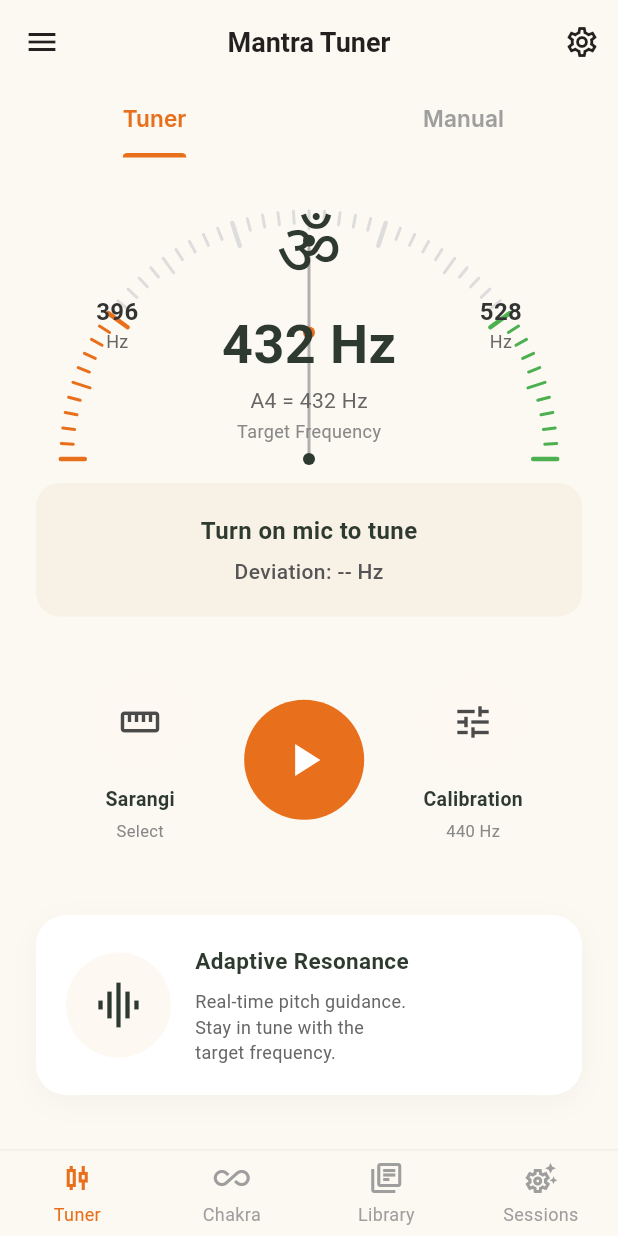
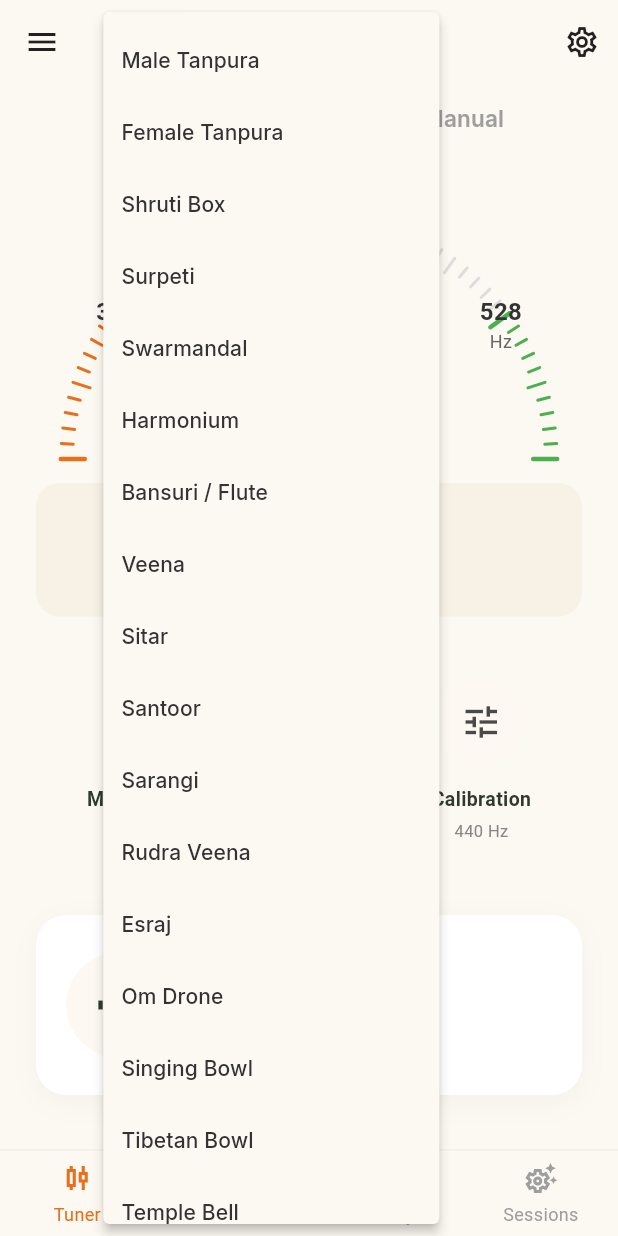
Before and after one commit to amittiwari2236/myapp, a Flutter app: the screen it shows after launch, scrolled down 154 dp, after a tap on the "music note" icon, on a phone screen of 412 x 824 dp. Run offline on Flutter 3.47's test engine with Material 3 defaults, Android fonts, the phone set to English and light mode, and no system bars; our stand-ins replace fl_chart, flutter_riverpod, google_fonts, hive_flutter, just_audio, permission_handler; missing offline and left inert: dart:js_interop, pitch_detector_dart, record, sound_generator; accounts and stored records are empty.

Commit message:
Implement full instrument functionality, continuous looping, and scale system

```diff
--- a/lib/core/services/instrument_service.dart
+++ b/lib/core/services/instrument_service.dart
@@ -4,35 +4,83 @@ import 'package:just_audio/just_audio.dart';
 class InstrumentService {
   final Map<String, AudioPlayer> _players = {};
 
-  // Base frequencies guaranteed to create perfect 10-second integer cycles
   final Map<String, double> _baseFreqs = {
-    'tanpura': 100.0,
-    'sarangi': 200.0,
-    'root': 100.0,
-    'sacral': 200.0,
-    'solar_plexus': 300.0,
-    'heart': 400.0,
-    'throat': 500.0,
-    'third_eye': 600.0,
-    'crown': 700.0,
+    'male_tanpura': 130.81,
+    'female_tanpura': 261.63,
+    'shruti_box': 130.81,
+    'surpeti': 261.63,
+    'swarmandal': 261.63,
+    'harmonium': 130.81,
+    'bansuri': 261.63,
+    'veena': 130.81,
+    'sitar': 130.81,
+    'santoor': 261.63,
+    'sarangi': 130.81,
+    'rudra_veena': 65.41,
+    'esraj': 130.81,
+    'om_drone': 130.81,
+    'singing_bowl': 261.63,
+    'tibetan_bowl': 130.81,
+    'temple_bell': 523.25,
+    'soft_bell': 523.25,
+    'shankha': 261.63,
+    'mantra_drone': 130.81,
+    'ambient_drone': 130.81,
   };
 
   final Map<String, String> _assetPaths = {
-    'tanpura': 'assets/audio/tanpura_real.wav',
+    'male_tanpura': 'assets/audio/tanpura_real.wav',
+    'female_tanpura': 'assets/audio/tanpura_real.wav',
+    'shruti_box': 'assets/audio/tanpura.wav',
+    'surpeti': 'assets/audio/tanpura.wav',
+    'swarmandal': 'assets/audio/tanpura_real.wav',
+    'harmonium': 'assets/audio/sarangi_real.wav',
+    'bansuri': 'assets/audio/sarangi_real.wav',
+    'veena': 'assets/audio/sarangi_real.wav',
+    'sitar': 'assets/audio/tanpura_real.wav',
+    'santoor': 'assets/audio/tanpura.wav',
     'sarangi': 'assets/audio/sarangi_real.wav',
-    'root': 'assets/audio/root_chakra.wav',
-    'sacral': 'assets/audio/sacral_chakra.wav',
-    'solar_plexus': 'assets/audio/solar_plexus_chakra.wav',
-    'heart': 'assets/audio/heart_chakra.wav',
-    'throat': 'assets/audio/throat_chakra.wav',
-    'third_eye': 'assets/audio/third_eye_chakra.wav',
-    'crown': 'assets/audio/crown_chakra.wav',
+    'rudra_veena': 'assets/audio/tanpura_real.wav',
+    'esraj': 'assets/audio/sarangi_real.wav',
+    'om_drone': 'assets/audio/om.wav',
+    'singing_bowl': 'assets/audio/bowl.wav',
+    'tibetan_bowl': 'assets/audio/bowl.wav',
+    'temple_bell': 'assets/audio/bowl.wav',
+    'soft_bell': 'assets/audio/bowl.wav',
+    'shankha': 'assets/audio/om.wav',
+    'mantra_drone': 'assets/audio/om.wav',
+    'ambient_drone': 'assets/audio/root_chakra.wav',
+  };
+
+  final Map<String, String> instrumentNames = {
+    'male_tanpura': 'Male Tanpura',
+    'female_tanpura': 'Female Tanpura',
+    'shruti_box': 'Shruti Box',
+    'surpeti': 'Surpeti',
+    'swarmandal': 'Swarmandal',
+    'harmonium': 'Harmonium',
+    'bansuri': 'Bansuri / Flute',
+    'veena': 'Veena',
+    'sitar': 'Sitar',
+    'santoor': 'Santoor',
+    'sarangi': 'Sarangi',
+    'rudra_veena': 'Rudra Veena',
+    'esraj': 'Esraj',
+    'om_drone': 'Om Drone',
+    'singing_bowl': 'Singing Bowl',
+    'tibetan_bowl': 'Tibetan Bowl',
+    'temple_bell': 'Temple Bell',
+    'soft_bell': 'Soft Meditation Bell',
+    'shankha': 'Shankha / Conch',
+    'mantra_drone': 'Mantra Drone',
+    'ambient_drone': 'Ambient Meditation Drone',
   };
 
   Future<void> init() async {
     for (String key in _assetPaths.keys) {
       _players[key] = AudioPlayer();
       await _players[key]!.setAsset(_assetPaths[key]!);
+      // Ensure seamless continuous looping
       await _players[key]!.setLoopMode(LoopMode.one);
     }
   }
@@ -48,10 +96,11 @@ class InstrumentService {
   Future<void> setInstrumentTuning(String id, double targetFrequency) async {
     if (!_baseFreqs.containsKey(id) || !_players.containsKey(id)) return;
 
-    // just_audio web doesn't support independent setPitch.
-    // However, setSpeed uses playbackRate which changes BOTH pitch and speed.
-    // For an infinite perfectly looping drone, changing speed shifts the pitch smoothly.
+    // just_audio setSpeed controls playbackRate, changing both pitch and speed.
+    // This allows smooth pitch shifting without gaps or restarts.
     double pitchRatio = targetFrequency / _baseFreqs[id]!;
+
+    // Clamp to valid playback rate ranges to avoid crashes (0.1 to 4.0 is safe for just_audio)
     pitchRatio = pitchRatio.clamp(0.1, 4.0);
 
     await _players[id]?.setSpeed(pitchRatio);
--- a/lib/features/meditation/screens/meditation_main_screen.dart
+++ b/lib/features/meditation/screens/meditation_main_screen.dart
@@ -3,6 +3,7 @@ import 'package:flutter_riverpod/flutter_riverpod.dart';
 import 'dart:math' as math;
 
 import '../../../core/services/audio_service.dart';
+import '../../../core/services/instrument_service.dart';
 import '../../tuner/providers/mixer_provider.dart';
 import '../../tuner/providers/instrument_provider.dart';
 import '../../tuner/providers/tuner_provider.dart';
@@ -301,6 +302,9 @@ class _MeditationMainScreenState extends ConsumerState<MeditationMainScreen> wit
     final tunerState = ref.watch(tunerProvider);
     final tunerNotifier = ref.read(tunerProvider.notifier);
 
+    // Get instruments from the service
+    final instruments = instrumentService.instrumentNames.entries.toList();
+
     return SingleChildScrollView(
       child: Padding(
         padding: const EdgeInsets.symmetric(horizontal: 16.0),
@@ -308,17 +312,21 @@ class _MeditationMainScreenState extends ConsumerState<MeditationMainScreen> wit
           crossAxisAlignment: CrossAxisAlignment.start,
           children: [
             const SizedBox(height: 16),
-            const Text('Realistic Instruments', style: TextStyle(fontSize: 16, fontWeight: FontWeight.bold)),
+            const Text('Realistic Instruments & Drones', style: TextStyle(fontSize: 16, fontWeight: FontWeight.bold)),
             const SizedBox(height: 16),
 
-            // Tanpura Card
-            _buildInstrumentCard(
-              title: 'Acoustic Tanpura',
-              isPlaying: instrumentState.selectedInstrument == 'tanpura' && instrumentState.isPlaying,
+            ...instruments.map((entry) {
+              final id = entry.key;
+              final name = entry.value;
+              return Padding(
+                padding: const EdgeInsets.only(bottom: 16.0),
+                child: _buildInstrumentCard(
+                  title: name,
+                  isPlaying: instrumentState.selectedInstrument == id && instrumentState.isPlaying,
                   tuning: tunerState.targetFrequency,
                   onToggle: () {
-                if (instrumentState.selectedInstrument != 'tanpura') {
-                  instrumentNotifier.selectInstrument('tanpura');
+                    if (instrumentState.selectedInstrument != id) {
+                      instrumentNotifier.selectInstrument(id);
                       if (!instrumentState.isPlaying) instrumentNotifier.togglePlayback();
                     } else {
                       instrumentNotifier.togglePlayback();
@@ -327,25 +335,8 @@ class _MeditationMainScreenState extends ConsumerState<MeditationMainScreen> wit
                   onTuningChanged: (val) => tunerNotifier.updateTargetFrequency(val),
                   theme: theme,
                 ),
-
-            const SizedBox(height: 16),
-
-            // Sarangi Card
-            _buildInstrumentCard(
-              title: 'Bowed Sarangi',
-              isPlaying: instrumentState.selectedInstrument == 'sarangi' && instrumentState.isPlaying,
-              tuning: tunerState.targetFrequency,
-              onToggle: () {
-                if (instrumentState.selectedInstrument != 'sarangi') {
-                  instrumentNotifier.selectInstrument('sarangi');
-                  if (!instrumentState.isPlaying) instrumentNotifier.togglePlayback();
-                } else {
-                  instrumentNotifier.togglePlayback();
-                }
-              },
-              onTuningChanged: (val) => tunerNotifier.updateTargetFrequency(val),
-              theme: theme,
-            ),
+              );
+            }).toList(),
           ],
         ),
       ),
--- a/lib/features/tuner/providers/instrument_provider.dart
+++ b/lib/features/tuner/providers/instrument_provider.dart
@@ -1,8 +1,6 @@
+
 import 'package:flutter_riverpod/flutter_riverpod.dart';
 import '../../../core/services/instrument_service.dart';
-
-import 'package:flutter_riverpod/flutter_riverpod.dart';
-import '../../../core/services/synth_service.dart';
 
 class InstrumentState {
   final String selectedInstrument;
@@ -10,9 +8,9 @@ class InstrumentState {
   final double tuning; // Hz
 
   InstrumentState({
-    this.selectedInstrument = 'tanpura',
+    this.selectedInstrument = 'male_tanpura',
     this.isPlaying = false,
-    this.tuning = 432.0,
+    this.tuning = 440.0,
   });
 
   InstrumentState copyWith({
@@ -36,43 +34,40 @@ class InstrumentNotifier extends StateNotifier<InstrumentState> {
 
     // Stop old instrument if it was playing
     if (state.isPlaying) {
-      synthService.pauseInstrument(state.selectedInstrument);
+      instrumentService.pauseInstrument(state.selectedInstrument);
     }
 
     state = state.copyWith(selectedInstrument: id);
 
     // Sync the new instrument tuning
-    synthService.setInstrumentTuning(id, state.tuning);
+    instrumentService.setInstrumentTuning(id, state.tuning);
 
     // Resume playback on new instrument if it was playing
     if (state.isPlaying) {
-      synthService.playInstrument(id);
+      instrumentService.playInstrument(id);
     }
-  }
-
-  void switchSelectedInstrument() {
-    selectInstrument(state.selectedInstrument == 'tanpura' ? 'sarangi' : 'tanpura');
   }
 
   void togglePlayback() {
     if (state.isPlaying) {
-      synthService.pauseInstrument(state.selectedInstrument);
+      instrumentService.pauseInstrument(state.selectedInstrument);
     } else {
-      synthService.playInstrument(state.selectedInstrument);
+      instrumentService.setInstrumentTuning(state.selectedInstrument, state.tuning);
+      instrumentService.playInstrument(state.selectedInstrument);
     }
     state = state.copyWith(isPlaying: !state.isPlaying);
   }
 
   void pause() {
     if (state.isPlaying) {
-      synthService.pauseInstrument(state.selectedInstrument);
+      instrumentService.pauseInstrument(state.selectedInstrument);
       state = state.copyWith(isPlaying: false);
     }
   }
 
   void syncTuningFromTuner(double tuning) {
     state = state.copyWith(tuning: tuning);
-    synthService.setInstrumentTuning(state.selectedInstrument, tuning);
+    instrumentService.setInstrumentTuning(state.selectedInstrument, tuning);
   }
 }
 
--- a/lib/features/tuner/screens/tuner_view.dart
+++ b/lib/features/tuner/screens/tuner_view.dart
@@ -5,6 +5,7 @@ import '../providers/tuner_provider.dart';
 import '../providers/mixer_provider.dart';
 import '../providers/instrument_provider.dart';
 import '../widgets/custom_tuner_gauge.dart';
+import '../../../core/services/instrument_service.dart';
 
 class TunerView extends ConsumerWidget {
   const TunerView({super.key});
@@ -125,17 +126,27 @@ class TunerView extends ConsumerWidget {
                         color: Color(0xFFFDF9F2),
                         shape: BoxShape.circle,
                       ),
-                      child: IconButton(
-                        icon: Icon(instrumentState.selectedInstrument == 'tanpura' ? Icons.music_note : Icons.straighten),
-                        onPressed: () {
-                          ref.read(instrumentProvider.notifier).switchSelectedInstrument();
+                      child: PopupMenuButton<String>(
+                        icon: const Icon(Icons.music_note, color: Color(0xFF4A4A4A), size: 28),
+                        onSelected: (String id) {
+                          ref.read(instrumentProvider.notifier).selectInstrument(id);
                         },
-                        color: const Color(0xFF4A4A4A),
-                        iconSize: 28,
+                        itemBuilder: (BuildContext context) {
+                          return instrumentService.instrumentNames.entries.map((entry) {
+                            return PopupMenuItem<String>(
+                              value: entry.key,
+                              child: Text(entry.value),
+                            );
+                          }).toList();
+                        },
                       ),
                     ),
                     const SizedBox(height: 12),
-                    Text(instrumentState.selectedInstrument == 'tanpura' ? 'Tanpura' : 'Sarangi', style: const TextStyle(fontWeight: FontWeight.w600, fontSize: 13, color: Color(0xFF2E3A2F))),
+                    Text(
+                      instrumentService.instrumentNames[instrumentState.selectedInstrument] ?? 'Instrument',
+                      style: const TextStyle(fontWeight: FontWeight.w600, fontSize: 13, color: Color(0xFF2E3A2F)),
+                      overflow: TextOverflow.ellipsis,
+                    ),
                     const SizedBox(height: 4),
                     const Text('Select', style: TextStyle(color: Color(0xFF888888), fontSize: 11)),
                   ],
```
Also changed, not shown: lib/features/tuner/providers/tuner_provider.dart (+42 -5 lines), lib/features/tuner/screens/manual_settings_view.dart (+36 -17 lines). Lines whose indentation alone changed are shown as unchanged.
